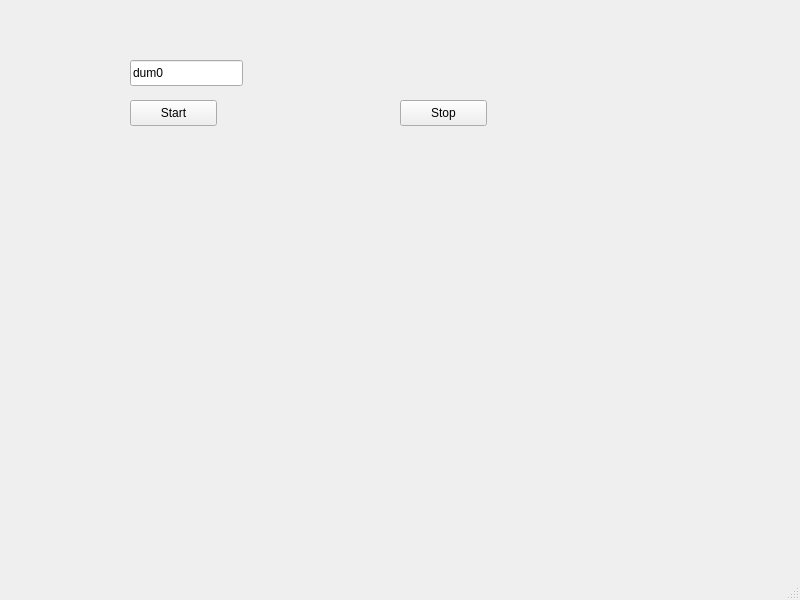
This is dhcp_project/mainwindow.ui in ggillggill/hi-wifi as Qt 5 draws it before an edit. The edited form follows.
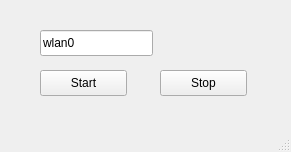
This is the edited form.

```diff
--- a/dhcp_project/mainwindow.ui
+++ b/dhcp_project/mainwindow.ui
@@ -6,8 +6,8 @@
    <rect>
     <x>0</x>
     <y>0</y>
-    <width>800</width>
-    <height>600</height>
+    <width>291</width>
+    <height>152</height>
    </rect>
   </property>
   <property name="windowTitle">
@@ -17,8 +17,8 @@
    <widget class="QPushButton" name="pushButton">
     <property name="geometry">
      <rect>
-      <x>130</x>
-      <y>100</y>
+      <x>40</x>
+      <y>70</y>
       <width>87</width>
       <height>26</height>
      </rect>
@@ -30,8 +30,8 @@
    <widget class="QPushButton" name="pushButton_2">
     <property name="geometry">
      <rect>
-      <x>400</x>
-      <y>100</y>
+      <x>160</x>
+      <y>70</y>
       <width>87</width>
       <height>26</height>
      </rect>
@@ -43,14 +43,14 @@
    <widget class="QLineEdit" name="leInterface">
     <property name="geometry">
      <rect>
-      <x>130</x>
-      <y>60</y>
+      <x>40</x>
+      <y>30</y>
       <width>113</width>
       <height>26</height>
      </rect>
     </property>
     <property name="text">
-     <string>dum0</string>
+     <string>wlan0</string>
     </property>
    </widget>
   </widget>
```
Left out of the diff: 2 changed lines with no effect on the pictures.
